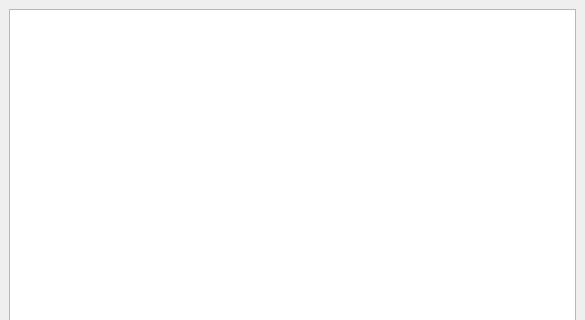
Old version of the form ui/window.ui in the repository damian-u-dev/FileBasket; both pictures show x 0 to 585 and y 0 to 320 of the 585 by 748 pixel window.
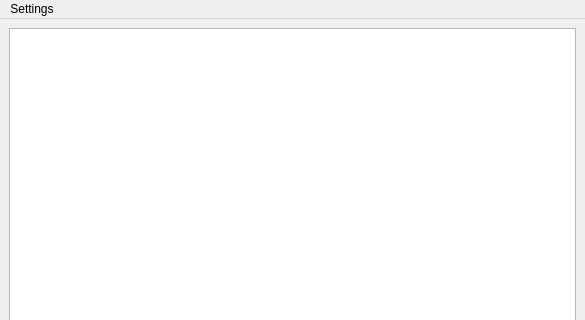
New version of the form. Icons and pictures are not drawn. Custom widgets are drawn as their Qt base class.

```diff
--- a/ui/window.ui
+++ b/ui/window.ui
@@ -76,6 +76,13 @@
      <height>25</height>
     </rect>
    </property>
+   <widget class="QMenu" name="menuSettings">
+    <property name="title">
+     <string>Settings</string>
+    </property>
+    <addaction name="actionActivate"/>
+   </widget>
+   <addaction name="menuSettings"/>
   </widget>
   <widget class="QStatusBar" name="statusbar"/>
  </widget>
```
Left out of the diff: 7 changed lines with no effect on the pictures.
